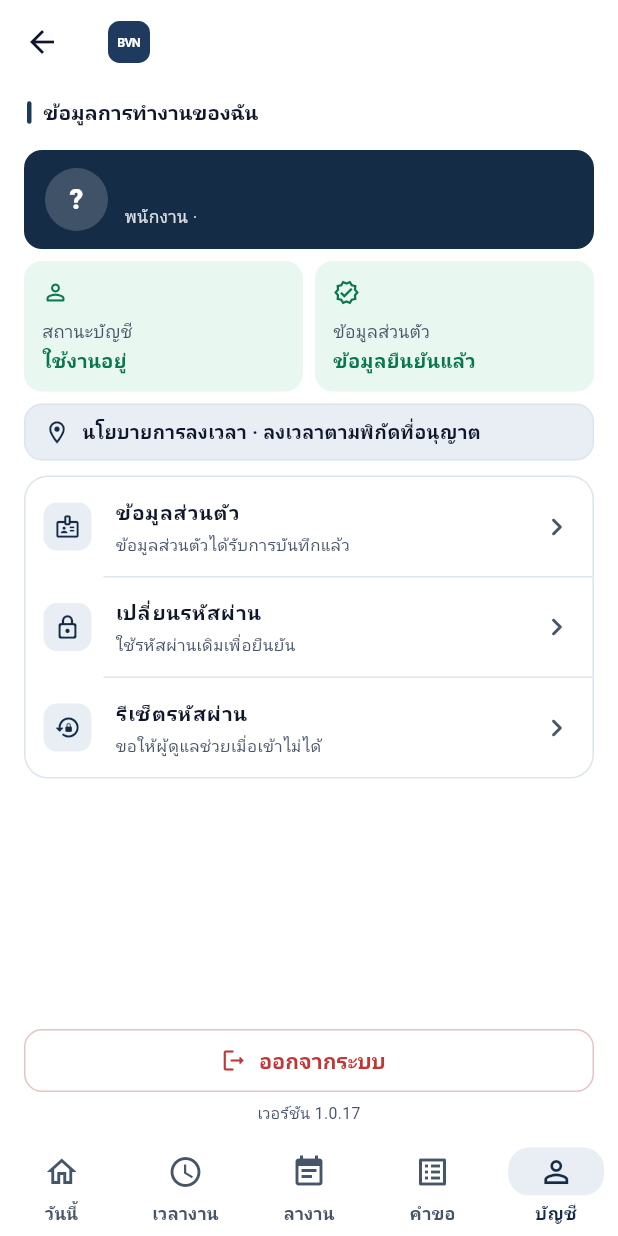
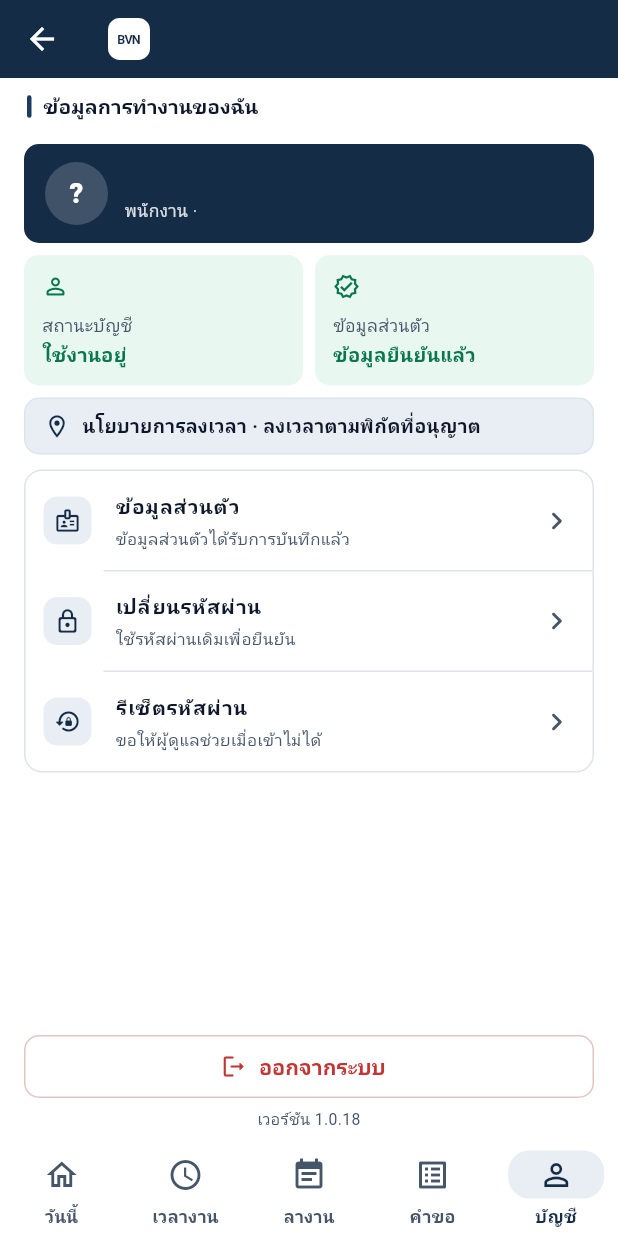
Before and after one commit to worawutmais-dotcom/Workforce_Operations_Hub, a Flutter app: the EmployeeShell screen opened directly with empty values, item 5 of the bottom bar chosen, on a phone screen of 412 x 824 dp. Run offline on Flutter 3.47's test engine with Material 3 defaults, Android fonts, the phone set to English and light mode, and no system bars; our stand-ins replace flutter_local_notifications, flutter_map, flutter_secure_storage, geolocator, latlong2, timezone; accounts and stored records are empty; network calls fail.

Commit message:
feat: refine employee mobile visual system

```diff
--- a/employee_mobile/lib/main.dart
+++ b/employee_mobile/lib/main.dart
@@ -21,9 +21,15 @@ const _orange = kAmber;
 /// Embedded PPP mark: it is always available offline in a fresh APK. When the
 /// owner uploads a brand image in Admin, [logoUrl] replaces this fallback.
 class PppBrandMark extends StatelessWidget {
-  const PppBrandMark({super.key, this.size = 48, this.logoUrl = ''});
+  const PppBrandMark({
+    super.key,
+    this.size = 48,
+    this.logoUrl = '',
+    this.onDark = false,
+  });
   final double size;
   final String logoUrl;
+  final bool onDark;
 
   @override
   Widget build(BuildContext context) {
@@ -45,14 +51,14 @@ class PppBrandMark extends StatelessWidget {
     width: size,
     height: size,
     decoration: BoxDecoration(
-      color: kBrand,
+      color: onDark ? Colors.white : kBrand,
       borderRadius: BorderRadius.circular(size * .28),
     ),
     alignment: Alignment.center,
     child: Text(
       'BVN',
       style: TextStyle(
-        color: Colors.white,
+        color: onDark ? kBrandDeep : Colors.white,
         fontWeight: FontWeight.w700,
         fontSize: size * .30,
         letterSpacing: -size * .02,
@@ -780,7 +786,11 @@ class _EmployeeShellState extends State<EmployeeShell>
       appBar: AppBar(
         title: Row(
           children: [
-            PppBrandMark(size: 28, logoUrl: widget.brandLogoUrl),
+            PppBrandMark(
+              size: 28,
+              logoUrl: widget.brandLogoUrl,
+              onDark: true,
+            ),
             const SizedBox(width: 9),
             Expanded(
               child: Text(widget.brandName, overflow: TextOverflow.ellipsis),
@@ -1134,7 +1144,7 @@ class _Today extends StatelessWidget {
           const SizedBox(height: 8),
           SizedBox(
             width: double.infinity,
-            height: 50,
+            height: 48,
             child: hasFinished
                 ? OutlinedButton.icon(
                     onPressed: null,
@@ -1907,7 +1917,7 @@ class _MonthCalendarState extends State<_MonthCalendar> {
             Container(
               padding: const EdgeInsets.symmetric(horizontal: 16, vertical: 15),
               decoration: BoxDecoration(
-                gradient: kHeroGradient,
+                color: kBrandDeep,
                 borderRadius: BorderRadius.circular(kRadius),
                 boxShadow: kHeroShadow,
               ),
@@ -2948,7 +2958,7 @@ class AccountScreen extends StatelessWidget {
           Container(
             padding: const EdgeInsets.symmetric(horizontal: 14, vertical: 12),
             decoration: BoxDecoration(
-              gradient: kHeroGradient,
+              color: kBrandDeep,
               borderRadius: BorderRadius.circular(kRadiusSm),
               boxShadow: kHeroShadow,
             ),
--- a/employee_mobile/lib/update.dart
+++ b/employee_mobile/lib/update.dart
@@ -6,8 +6,8 @@ import 'bvn_api.dart';
 /// Must match pubspec `version: x.y.z+<code>` for the checked-in release.
 /// The backend's `version` action returns `appVersionCode`; when that is higher
 /// than this, the app offers the new APK (hosted on Drive).
-const int kAppVersionCode = 17;
-const String kAppVersionName = '1.0.17';
+const int kAppVersionCode = 18;
+const String kAppVersionName = '1.0.18';
 
 /// A backend must advertise a strictly newer build and a browser-openable APK.
 /// Keeping this pure makes the no-update path regression-testable.
--- a/employee_mobile/pubspec.yaml
+++ b/employee_mobile/pubspec.yaml
@@ -16,7 +16,7 @@ publish_to: 'none' # Remove this line if you wish to publish to pub.dev
 # https://developer.apple.com/library/archive/documentation/General/Reference/InfoPlistKeyReference/Articles/CoreFoundationKeys.html
 # In Windows, build-name is used as the major, minor, and patch parts
 # of the product and file versions while build-number is used as the build suffix.
-version: 1.0.17+17
+version: 1.0.18+18
 
 environment:
   sdk: ^3.13.7
```
Also changed, not shown: employee_mobile/lib/theme.dart (+13 -13 lines), 4 other files.
